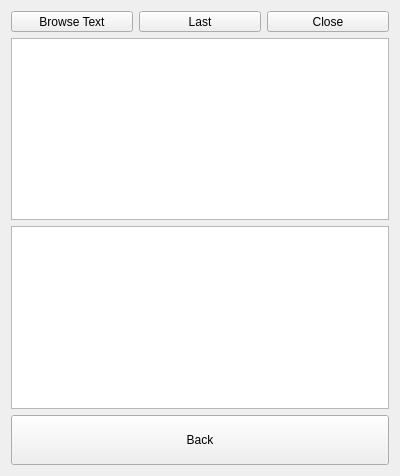
This is dlgmainnotes.ui in ic005k/Knot-Legacy as Qt 5 draws it before an edit. The edited form follows.
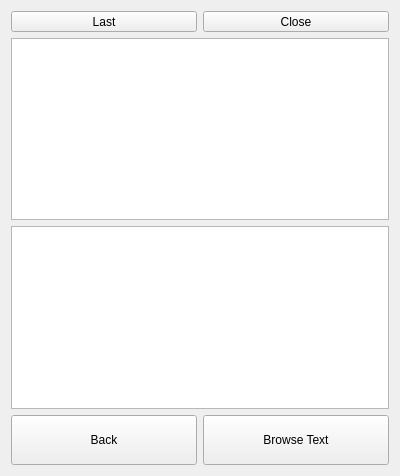
This is the edited form. Icons and pictures are not drawn.

Diff of the .ui file:
```diff
--- a/dlgmainnotes.ui
+++ b/dlgmainnotes.ui
@@ -22,35 +22,6 @@
    </item>
    <item row="0" column="0">
     <layout class="QHBoxLayout" name="horizontalLayout">
-     <item>
-      <widget class="QToolButton" name="btnOpenText">
-       <property name="sizePolicy">
-        <sizepolicy hsizetype="Preferred" vsizetype="Fixed">
-         <horstretch>0</horstretch>
-         <verstretch>0</verstretch>
-        </sizepolicy>
-       </property>
-       <property name="minimumSize">
-        <size>
-         <width>0</width>
-         <height>0</height>
-        </size>
-       </property>
-       <property name="text">
-        <string>Browse Text</string>
-       </property>
-       <property name="icon">
-        <iconset resource="src.qrc">
-         <normaloff>:/src/opentxt.png</normaloff>:/src/opentxt.png</iconset>
-       </property>
-       <property name="iconSize">
-        <size>
-         <width>25</width>
-         <height>25</height>
-        </size>
-       </property>
-      </widget>
-     </item>
      <item>
       <widget class="QToolButton" name="btnLastBrowse">
        <property name="sizePolicy">
@@ -112,6 +83,8 @@
     </layout>
    </item>
    <item row="3" column="0">
+    <layout class="QHBoxLayout" name="horizontalLayout_2">
+     <item>
     <widget class="QToolButton" name="btnBack">
      <property name="sizePolicy">
       <sizepolicy hsizetype="Preferred" vsizetype="Fixed">
@@ -135,6 +108,33 @@
       </size>
      </property>
     </widget>
+     </item>
+     <item>
+      <widget class="QToolButton" name="btnOpenText">
+       <property name="sizePolicy">
+        <sizepolicy hsizetype="Preferred" vsizetype="Fixed">
+         <horstretch>0</horstretch>
+         <verstretch>0</verstretch>
+        </sizepolicy>
+       </property>
+       <property name="minimumSize">
+        <size>
+         <width>0</width>
+         <height>50</height>
+        </size>
+       </property>
+       <property name="text">
+        <string>Browse Text</string>
+       </property>
+       <property name="iconSize">
+        <size>
+         <width>25</width>
+         <height>25</height>
+        </size>
+       </property>
+      </widget>
+     </item>
+    </layout>
    </item>
   </layout>
  </widget>
```
Left out of the diff: 12 changed lines with no effect on the pictures. Lines whose indentation alone changed are shown as unchanged.
